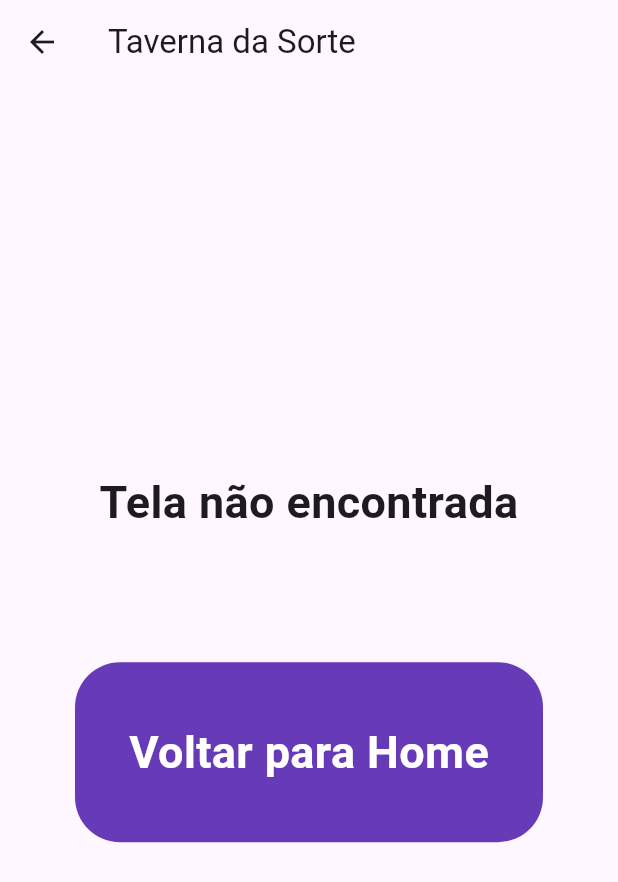
After one commit to C14-Inatel-2026-2/taverna-sorte-frontend, a Flutter app: the NotFoundScreen screen opened directly, on a phone screen of 412 x 824 dp. The commit adds this screen. Shown: the top 882 px of the screen. Run offline on Flutter 3.47's test engine with Material 3 defaults, Android fonts, the phone set to English and light mode, and no system bars.

Commit message:
feat: added unknown route screen

```diff
--- a/lib/app/app.dart
+++ b/lib/app/app.dart
@@ -1,5 +1,6 @@
 import 'package:flutter/material.dart';
 import 'package:taverna/app/routes/routes.dart';
+import 'package:taverna/screens/not_found_screen.dart';
 
 class TavernaSorte extends StatefulWidget {
   const TavernaSorte({super.key});
@@ -19,6 +20,10 @@ class _TavernaSorteState extends State<TavernaSorte> {
 
       initialRoute: Routes.home,
       routes: router,
+      onUnknownRoute: (settings) => MaterialPageRoute(
+        settings: settings,
+        builder: (context) => const NotFoundScreen(),
+      ),
 
       title: 'Taverna da Sorte',
       theme: ThemeData(
--- /dev/null
+++ b/lib/screens/not_found_screen.dart
@@ -0,0 +1,41 @@
+import 'package:flutter/material.dart';
+import 'package:taverna/app/routes/routes.dart';
+import 'package:taverna/widgets/app_button.dart';
+
+class NotFoundScreen extends StatelessWidget {
+  const NotFoundScreen({super.key});
+
+  @override
+  Widget build(BuildContext context) {
+    return Scaffold(
+      appBar: AppBar(
+        title: const Text('Taverna da Sorte'),
+      ),
+      body: Column(
+        mainAxisAlignment: MainAxisAlignment.center,
+        crossAxisAlignment: CrossAxisAlignment.center,
+        children: [
+          const SizedBox(height: 20),
+          const Text(
+            'Tela não encontrada',
+            style: TextStyle(
+              fontSize: 30,
+              fontWeight: FontWeight.bold,
+            ),
+            textAlign: TextAlign.center,
+          ),
+          const SizedBox(height: 60),
+          AppButton(
+            'Voltar para Home',
+            onPressed: () {
+              Navigator.of(context).pushNamedAndRemoveUntil(
+                Routes.home,
+                (route) => false,
+              );
+            },
+          ),
+        ],
+      ),
+    );
+  }
+}
```
